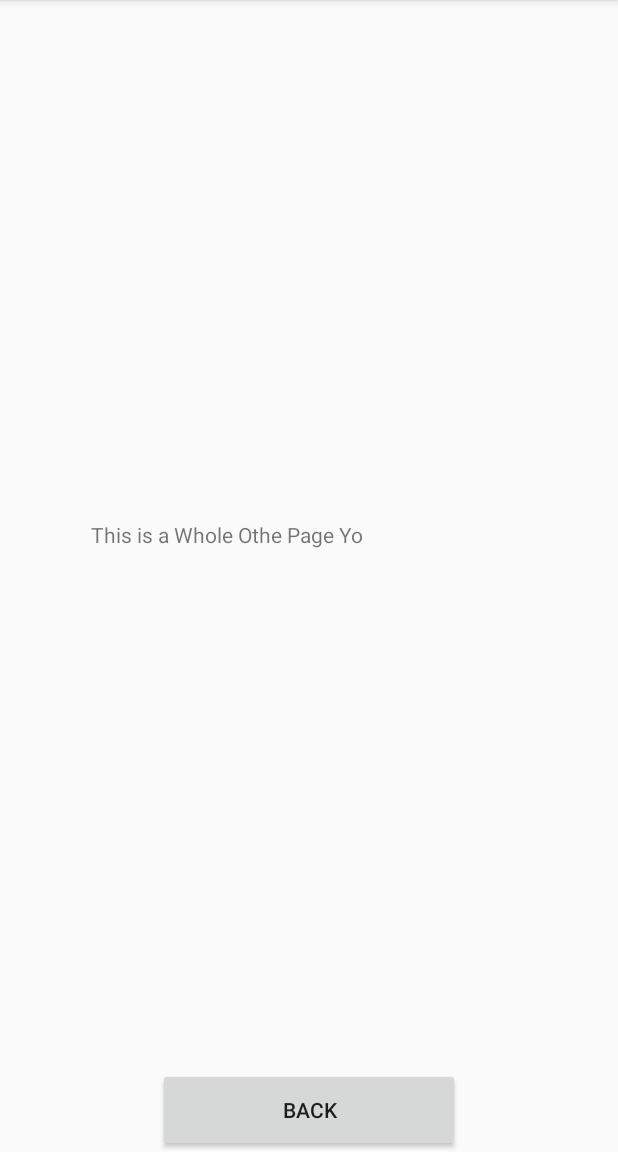
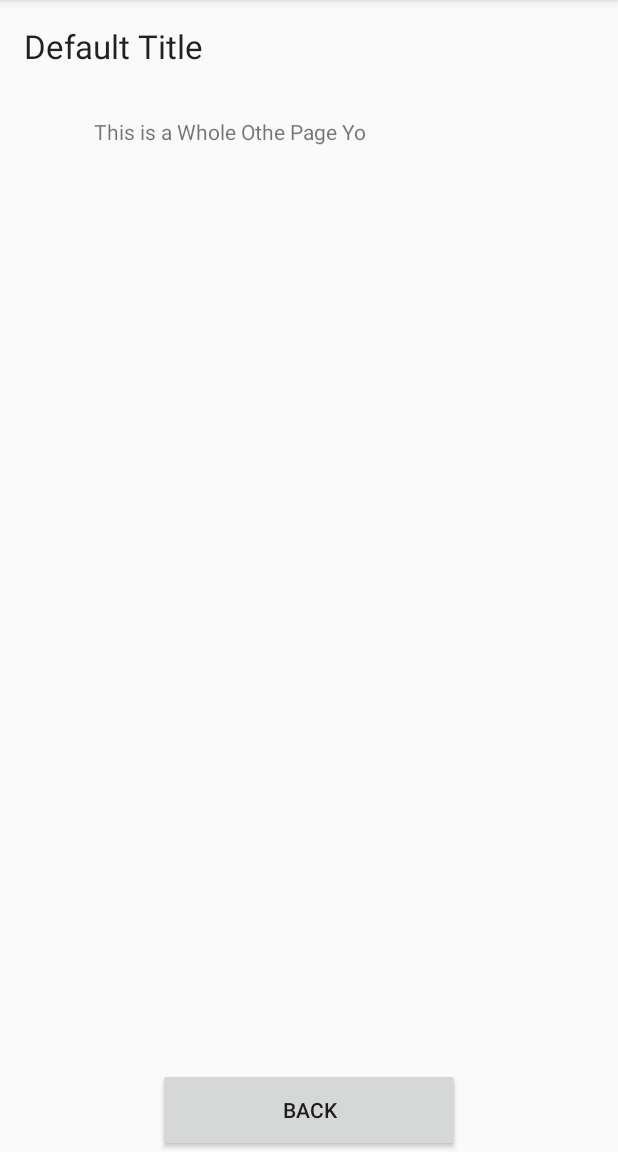
Before and after one commit to Andersclark/marvellissimo, an Android app: the CharacterDetailActivity screen opened directly, with no data from a screen before it, on a phone screen of 412 x 824 dp, the part 84-1236 px from its top. Run offline under Robolectric (Android 15) with nearby library versions, the phone set to English and light mode, and no system bars; 3 statements that could not run were skipped.

Commit message:
Send character to details and display the character data

```diff
--- a/app/src/main/java/com/andersclark/marvellissimo/CharacterDetailActivity.kt
+++ b/app/src/main/java/com/andersclark/marvellissimo/CharacterDetailActivity.kt
@@ -10,9 +10,15 @@ class CharacterDetailActivity: AppCompatActivity() {
         super.onCreate(savedInstanceState)
         setContentView(R.layout.activity_character_details)
 
-        button_backToMain.setOnClickListener {
+        backToMain.setOnClickListener {
             finish()
         }
+
+        val character: MarvelCharacter = intent.getSerializableExtra("character") as MarvelCharacter
+        nameTitle.text = character.name
+        description.text=character.description
+        //and later add image ref too
+
     }
 
 }
--- a/app/src/main/java/com/andersclark/marvellissimo/MainActivity.kt
+++ b/app/src/main/java/com/andersclark/marvellissimo/MainActivity.kt
@@ -1,11 +1,11 @@
 package com.andersclark.marvellissimo
 
 import android.content.Intent
-import androidx.appcompat.app.AppCompatActivity
 import android.os.Bundle
 import android.widget.Toast
+import androidx.appcompat.app.AppCompatActivity
+import androidx.recyclerview.widget.LinearLayoutManager
 import kotlinx.android.synthetic.main.activity_main.*
-import androidx.recyclerview.widget.LinearLayoutManager
 
 class MainActivity : AppCompatActivity(), RecyclerAdapter.OnItemClickListener{
 
@@ -25,11 +25,9 @@ class MainActivity : AppCompatActivity(), RecyclerAdapter.OnItemClickListener{
     }
 
     override fun onCharacterItemClicked(character: MarvelCharacter) {
-        Toast.makeText(
-            this,
-            "${character.name} ",
-            Toast.LENGTH_SHORT
-        ).show()
+        val intent = Intent(this, CharacterDetailActivity::class.java)
+        intent.putExtra("character", character)
+        startActivity(intent)
     }
 
 }
--- a/app/src/main/java/com/andersclark/marvellissimo/MarvelCharacter.kt
+++ b/app/src/main/java/com/andersclark/marvellissimo/MarvelCharacter.kt
@@ -1,8 +1,9 @@
 package com.andersclark.marvellissimo
+import java.io.Serializable
 
 data class MarvelCharacter(
     val id: String,
     val name: String,
     val description: String,
     val resourceURI: String
-)
+): Serializable
--- a/app/src/main/res/layout/activity_character_details.xml
+++ b/app/src/main/res/layout/activity_character_details.xml
@@ -5,19 +5,46 @@
     android:layout_width="match_parent"
     android:layout_height="match_parent"
     android:orientation="vertical">
-
     <TextView
-        android:id="@+id/textView"
-        android:layout_width="291dp"
-        android:layout_height="wrap_content"
-        android:text="This is a Whole Othe Page Yo"
-        app:layout_constraintBottom_toTopOf="@+id/button_backToMain"
+        android:id="@+id/nameTitle"
+        android:layout_width="295dp"
+        android:layout_height="29dp"
+        android:layout_marginTop="16dp"
+        android:text="Default Title"
+        android:textAppearance="@style/TextAppearance.AppCompat.Large"
         app:layout_constraintEnd_toEndOf="parent"
+        app:layout_constraintHorizontal_bias="0.137"
         app:layout_constraintStart_toStartOf="parent"
         app:layout_constraintTop_toTopOf="parent" />
 
+    <TextView
+        android:id="@+id/description"
+        android:layout_width="216dp"
+        android:layout_height="576dp"
+        android:layout_marginTop="14dp"
+        android:layout_marginBottom="40dp"
+        android:text="This is a Whole Othe Page Yo"
+        app:layout_constraintBottom_toTopOf="@+id/backToMain"
+        app:layout_constraintEnd_toStartOf="@+id/image"
+        app:layout_constraintHorizontal_bias="0.347"
+        app:layout_constraintStart_toStartOf="parent"
+        app:layout_constraintTop_toBottomOf="@+id/nameTitle" />
+
+
+    <ImageView
+        android:id="@+id/image"
+        android:layout_width="wrap_content"
+        android:layout_height="wrap_content"
+        android:layout_marginEnd="16dp"
+        app:layout_constraintBottom_toBottomOf="parent"
+        app:layout_constraintEnd_toEndOf="parent"
+        app:layout_constraintTop_toBottomOf="@+id/nameTitle"
+        app:layout_constraintVertical_bias="0.025"
+        tools:srcCompat="@tools:sample/avatars" />
+
+
     <Button
-        android:id="@+id/button_backToMain"
+        android:id="@+id/backToMain"
         android:layout_width="201dp"
         android:layout_height="56dp"
         android:text="Back"
```
